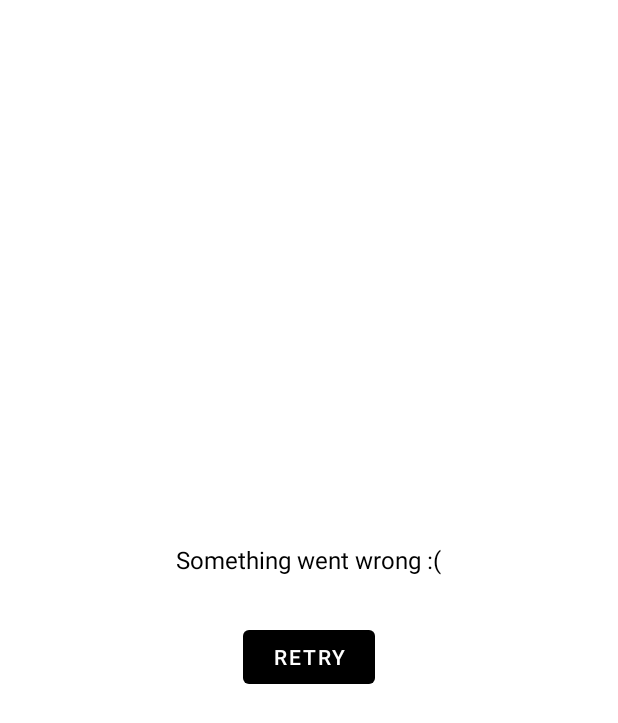
After one commit to 5hahryar/CryptoPrice, an Android app: the layout empty_list_layout.xml on its own in the app's theme, with its tools: preview values and no code run, on a phone screen of 412 x 824 dp. The commit adds this screen. Shown: the top 723 px of the screen. Run offline under Robolectric (Android 15) with nearby library versions, the phone set to English and light mode, and no system bars.

Commit message:
layout cleanup

```diff
--- a/app/build.gradle
+++ b/app/build.gradle
@@ -15,7 +15,7 @@ android {
         minSdkVersion 22
         targetSdkVersion 30
         versionCode 1
-        versionName "1.1.0"
+        versionName "1.2.0"
 
         testInstrumentationRunner "androidx.test.runner.AndroidJUnitRunner"
     }
--- a/app/src/main/res/layout/dialog_about.xml
+++ b/app/src/main/res/layout/dialog_about.xml
@@ -36,6 +36,6 @@
         android:alpha="0.6"
         android:layout_marginTop="20dp"
         android:gravity="bottom"
-        android:text="v1.1.0"/>
+        android:text="v1.2.0"/>
 
 </LinearLayout>
--- /dev/null
+++ b/app/src/main/res/layout/empty_list_layout.xml
@@ -0,0 +1,35 @@
+<?xml version="1.0" encoding="utf-8"?>
+<LinearLayout xmlns:android="http://schemas.android.com/apk/res/android"
+    android:layout_width="match_parent"
+    android:layout_height="match_parent"
+    xmlns:app="http://schemas.android.com/apk/res-auto"
+    android:gravity="center"
+    android:orientation="vertical">
+
+    <TextView
+        android:layout_width="wrap_content"
+        android:layout_height="wrap_content"
+        android:gravity="center"
+        android:lineSpacingExtra="15dp"
+        android:text="Something went wrong :("
+        android:textColor="@color/text_color"
+        android:textSize="16sp" />
+
+    <LinearLayout
+        android:layout_width="wrap_content"
+        android:layout_height="wrap_content"
+        android:layout_marginTop="30dp"
+        android:orientation="horizontal">
+
+        <com.google.android.material.button.MaterialButton
+            android:id="@+id/refreshButton"
+            style="@style/Widget.MaterialComponents.Button.TextButton"
+            app:backgroundTint="@color/onPrimary"
+            android:layout_width="wrap_content"
+            android:layout_height="wrap_content"
+            android:text="Retry"
+            android:textColor="#FFF" />
+
+    </LinearLayout>
+
+</LinearLayout>
--- a/app/src/main/res/layout/item_header.xml
+++ b/app/src/main/res/layout/item_header.xml
@@ -107,7 +107,7 @@
                 android:textSize="12sp"
                 android:textColor="@color/text_alpha"
                 android:layout_toEndOf="@id/d7"
-                android:layout_marginStart="50dp"
+                android:layout_marginStart="40dp"
                 android:layout_above="@id/h24"/>
 
             <TextView
@@ -121,7 +121,7 @@
                 android:layout_alignParentBottom="true"
                 android:layout_toEndOf="@id/d7"
                 android:layout_marginBottom="2dp"
-                android:layout_marginStart="50dp"
+                android:layout_marginStart="40dp"
                 priceDifference="@{data.percent_change_7d}"/>
 
             <TextView
```
Also changed, not shown: app/src/main/java/com/shahryar/cryptoprice/view/PriceFragment.kt (+6 -1 lines), app/src/main/res/layout/fragment_price.xml (+6 -75 lines), app/src/main/res/layout/no_api_warning.xml (added, +46 -0 lines).
